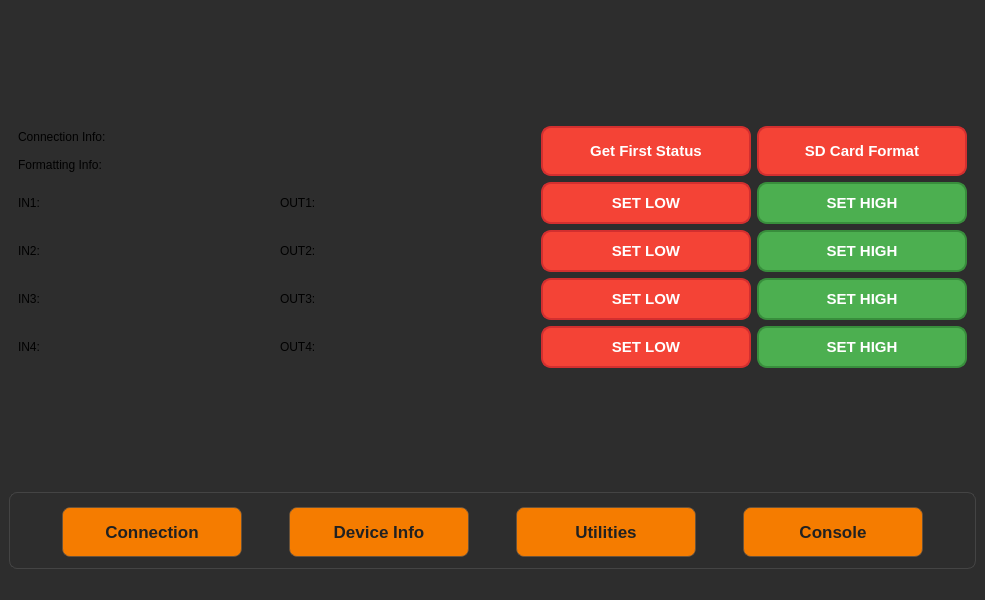
Old version of the form mainwindow.ui in the repository xemreyayla/mte-toolbox.
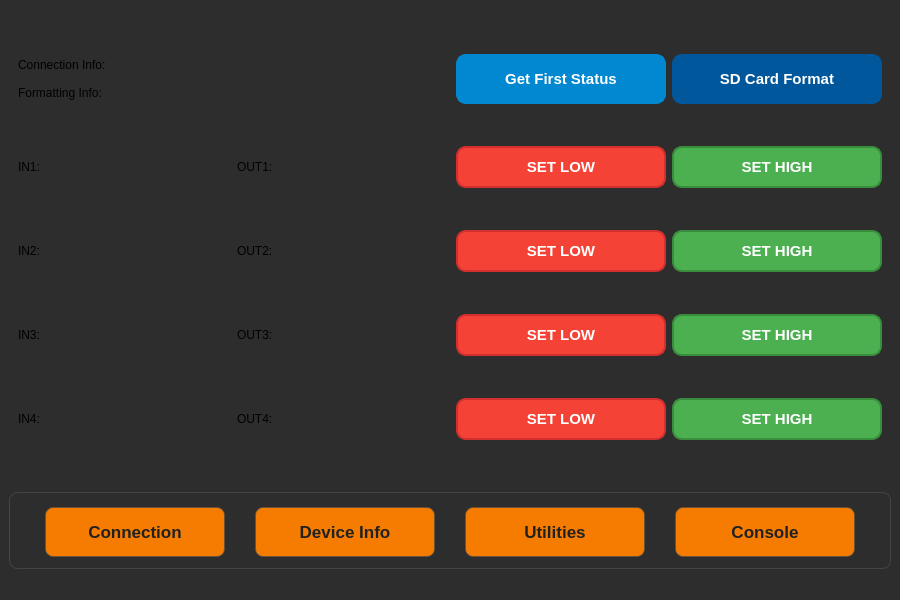
New version of the form.

Commit message: uitilites page is organized

```diff
--- a/mainwindow.ui
+++ b/mainwindow.ui
@@ -9,7 +9,7 @@
    <rect>
     <x>0</x>
     <y>0</y>
-    <width>985</width>
+    <width>900</width>
     <height>600</height>
    </rect>
   </property>
@@ -754,9 +754,7 @@
        </layout>
       </widget>
       <widget class="QWidget" name="UtilitiesPage">
-       <layout class="QGridLayout" name="gridLayout_35">
-        <item row="0" column="0">
-         <layout class="QGridLayout" name="gridLayout_34">
+       <layout class="QGridLayout" name="gridLayout_21">
           <item row="0" column="0">
            <layout class="QGridLayout" name="gridLayout_33">
             <item row="0" column="0">
@@ -869,8 +867,8 @@
               </property>
               <property name="styleSheet">
                <string notr="true">QPushButton {
-    background-color: #F44336;  /* canlı kırmızı */
-    border: 2px solid #D32F2F;
+    background-color: #0288D1;  /* canlı kırmızı */
+    border: 2px solid #0288D1;
     border-radius: 10px;
     padding: 10px 20px;
     color: white;
@@ -916,8 +914,8 @@
               </property>
               <property name="styleSheet">
                <string notr="true">QPushButton {
-    background-color: #F44336;  /* canlı kırmızı */
-    border: 2px solid #D32F2F;
+    background-color: #01579B; /* Daha koyu mavi */
+    border: 2px solid #01579B;
     border-radius: 10px;
     padding: 10px 20px;
     color: white;
@@ -931,10 +929,10 @@
     border: 2px solid #B71C1C;
     color: white;
 }
+
 QPushButton:pressed {
-    background-color: #b71c1c;  /* Çok koyu kırmızı */
-}
-</string>
+    background-color: #002E63; /* En koyu mavi */
+}</string>
               </property>
               <property name="text">
                <string>SD Card Format</string>
@@ -944,11 +942,9 @@
            </layout>
           </item>
           <item row="1" column="0">
-           <layout class="QGridLayout" name="gridLayout_31">
-            <item row="0" column="0">
-             <layout class="QGridLayout" name="gridLayout_30">
-              <item row="0" column="0">
-               <layout class="QGridLayout" name="gridLayout_21">
+         <layout class="QHBoxLayout" name="horizontalLayout">
+          <item>
+           <layout class="QGridLayout" name="gridLayout_6">
                 <item row="0" column="0">
                  <layout class="QGridLayout" name="gridLayout_13">
                   <item row="0" column="0">
@@ -978,6 +974,12 @@
                   </item>
                   <item row="0" column="1">
                    <widget class="QLabel" name="in1Label">
+                <property name="minimumSize">
+                 <size>
+                  <width>50</width>
+                  <height>0</height>
+                 </size>
+                </property>
                     <property name="text">
                      <string/>
                     </property>
@@ -1014,6 +1016,12 @@
                   </item>
                   <item row="0" column="1">
                    <widget class="QLabel" name="out1Label">
+                <property name="minimumSize">
+                 <size>
+                  <width>50</width>
+                  <height>0</height>
+                 </size>
+                </property>
                     <property name="text">
                      <string/>
                     </property>
@@ -1023,7 +1031,7 @@
                 </item>
                </layout>
               </item>
-              <item row="0" column="1">
+          <item>
                <widget class="QPushButton" name="out1LowButton">
                 <property name="maximumSize">
                  <size>
@@ -1058,7 +1066,7 @@
                 </property>
                </widget>
               </item>
-              <item row="0" column="2">
+          <item>
                <widget class="QPushButton" name="out1HighButton">
                 <property name="maximumSize">
                  <size>
@@ -1098,9 +1106,9 @@
               </item>
              </layout>
             </item>
-            <item row="1" column="0">
-             <layout class="QGridLayout" name="gridLayout_29">
-              <item row="0" column="0">
+        <item row="2" column="0">
+         <layout class="QHBoxLayout" name="horizontalLayout_5">
+          <item>
                <layout class="QGridLayout" name="gridLayout_22">
                 <item row="0" column="0">
                  <layout class="QGridLayout" name="gridLayout_14">
@@ -1131,6 +1139,12 @@
                   </item>
                   <item row="0" column="1">
                    <widget class="QLabel" name="in2Label">
+                <property name="minimumSize">
+                 <size>
+                  <width>50</width>
+                  <height>0</height>
+                 </size>
+                </property>
                     <property name="text">
                      <string/>
                     </property>
@@ -1167,6 +1181,12 @@
                   </item>
                   <item row="0" column="1">
                    <widget class="QLabel" name="out2Label">
+                <property name="minimumSize">
+                 <size>
+                  <width>50</width>
+                  <height>0</height>
+                 </size>
+                </property>
                     <property name="text">
                      <string/>
                     </property>
@@ -1176,7 +1196,7 @@
                 </item>
                </layout>
               </item>
-              <item row="0" column="1">
+          <item>
                <widget class="QPushButton" name="out2LowButton">
                 <property name="maximumSize">
                  <size>
@@ -1211,7 +1231,7 @@
                 </property>
                </widget>
               </item>
-              <item row="0" column="2">
+          <item>
                <widget class="QPushButton" name="out2HighButton">
                 <property name="maximumSize">
                  <size>
@@ -1251,9 +1271,9 @@
               </item>
              </layout>
             </item>
-            <item row="2" column="0">
-             <layout class="QGridLayout" name="gridLayout_28">
-              <item row="0" column="0">
+        <item row="3" column="0">
+         <layout class="QHBoxLayout" name="horizontalLayout_6">
+          <item>
                <layout class="QGridLayout" name="gridLayout_23">
                 <item row="0" column="0">
                  <layout class="QGridLayout" name="gridLayout_15">
@@ -1284,6 +1304,12 @@
                   </item>
                   <item row="0" column="1">
                    <widget class="QLabel" name="in3Label">
+                <property name="minimumSize">
+                 <size>
+                  <width>50</width>
+                  <height>0</height>
+                 </size>
+                </property>
                     <property name="text">
                      <string/>
                     </property>
@@ -1295,6 +1321,12 @@
                  <layout class="QGridLayout" name="gridLayout_19">
                   <item row="0" column="1">
                    <widget class="QLabel" name="out3Label">
+                <property name="minimumSize">
+                 <size>
+                  <width>50</width>
+                  <height>0</height>
+                 </size>
+                </property>
                     <property name="text">
                      <string/>
                     </property>
@@ -1329,7 +1361,7 @@
                 </item>
                </layout>
               </item>
-              <item row="0" column="1">
+          <item>
                <widget class="QPushButton" name="out3LowButton">
                 <property name="maximumSize">
                  <size>
@@ -1364,7 +1396,7 @@
                 </property>
                </widget>
               </item>
-              <item row="0" column="2">
+          <item>
                <widget class="QPushButton" name="out3HighButton">
                 <property name="maximumSize">
                  <size>
@@ -1404,9 +1436,9 @@
               </item>
              </layout>
             </item>
-            <item row="3" column="0">
-             <layout class="QGridLayout" name="gridLayout_6">
-              <item row="0" column="0">
+        <item row="4" column="0">
+         <layout class="QHBoxLayout" name="horizontalLayout_7">
+          <item>
                <layout class="QGridLayout" name="gridLayout_24">
                 <item row="0" column="0">
                  <layout class="QGridLayout" name="gridLayout_16">
@@ -1437,6 +1469,12 @@
                   </item>
                   <item row="0" column="1">
                    <widget class="QLabel" name="in4Label">
+                <property name="minimumSize">
+                 <size>
+                  <width>50</width>
+                  <height>0</height>
+                 </size>
+                </property>
                     <property name="text">
                      <string/>
                     </property>
@@ -1473,6 +1511,12 @@
                   </item>
                   <item row="0" column="1">
                    <widget class="QLabel" name="out4Label">
+                <property name="minimumSize">
+                 <size>
+                  <width>50</width>
+                  <height>0</height>
+                 </size>
+                </property>
                     <property name="text">
                      <string/>
                     </property>
@@ -1482,7 +1526,7 @@
                 </item>
                </layout>
               </item>
-              <item row="0" column="1">
+          <item>
                <widget class="QPushButton" name="out4LowButton">
                 <property name="maximumSize">
                  <size>
@@ -1517,7 +1561,7 @@
                 </property>
                </widget>
               </item>
-              <item row="0" column="2">
+          <item>
                <widget class="QPushButton" name="out4HighButton">
                 <property name="maximumSize">
                  <size>
@@ -1558,10 +1602,6 @@
              </layout>
             </item>
            </layout>
-          </item>
-         </layout>
-        </item>
-       </layout>
       </widget>
       <widget class="QWidget" name="ConsolePage">
        <layout class="QGridLayout" name="gridLayout_5">
```
Left out of the diff: 12 changed lines with no effect on the pictures. Lines whose indentation alone changed are shown as unchanged.
